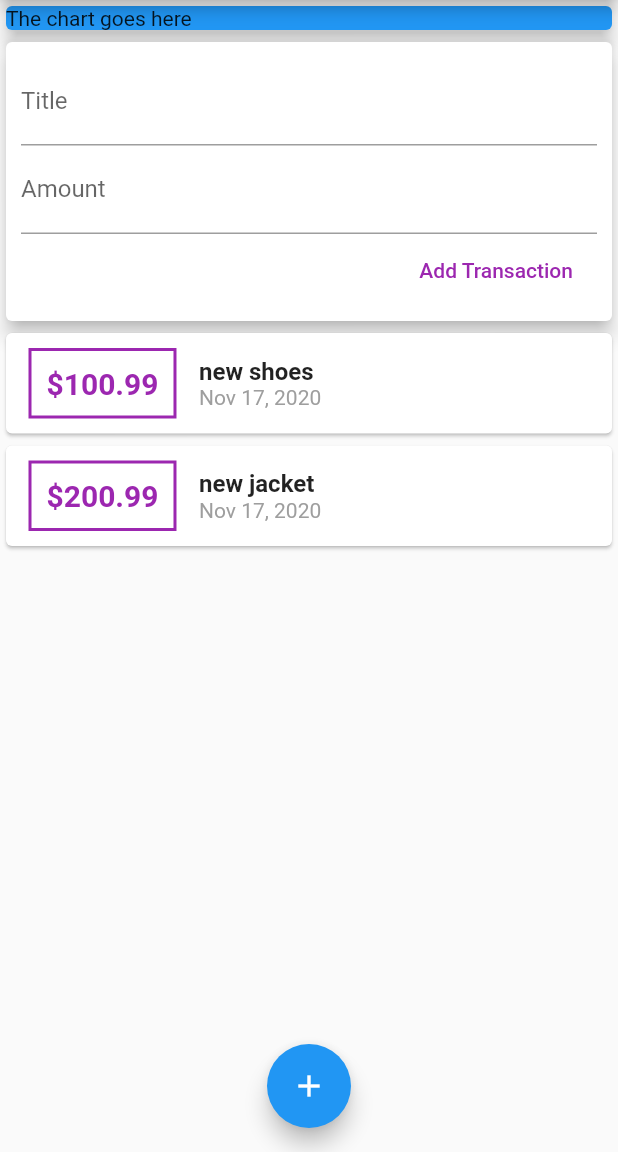
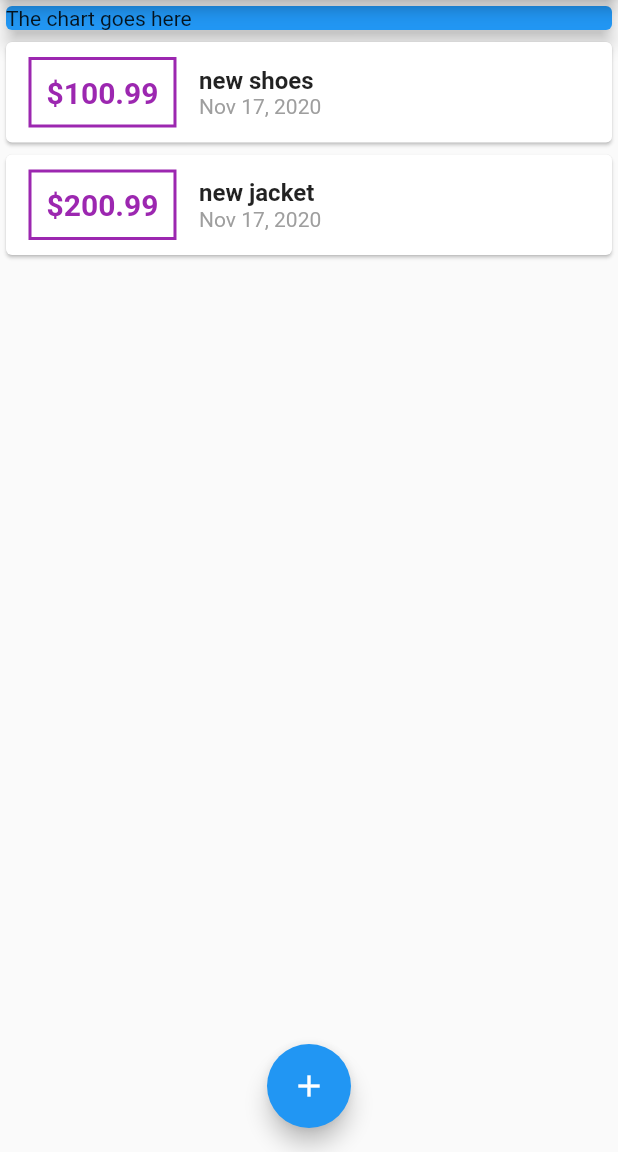
Before and after one commit to RahatIbnRafiq/FlutterProjects, a Flutter app: the screen it shows after launch, on a phone screen of 412 x 824 dp, the part 84-1236 px from its top. Run offline on Flutter 3.47's test engine with Material 2 defaults, Android fonts, the light colour scheme and no system bars.

Commit message:
getting rid of user_transactions.dart

```diff
--- a/personal_expense/lib/main.dart
+++ b/personal_expense/lib/main.dart
@@ -1,7 +1,8 @@
 import 'package:flutter/material.dart';
+
 import 'package:personal_expense/widgets/new_transaction.dart';
-
-import './widgets/user_transactions.dart';
+import 'package:personal_expense/widgets/transaction_list.dart';
+import 'models/transaction.dart';
 
 void main() {
   runApp(MyApp());
@@ -17,16 +18,41 @@ class MyApp extends StatelessWidget {
   }
 }
 
-class MyHomePage extends StatelessWidget {
+class MyHomePage extends StatefulWidget {
+  @override
+  _MyHomePageState createState() => _MyHomePageState();
+}
+
+class _MyHomePageState extends State<MyHomePage> {
   final titleController = TextEditingController();
+
   final amountController = TextEditingController();
-  //String titleInput;
-  //String amountInput;
 
-  void startAddNewTransaction(BuildContext ctx) {
-    showModalBottomSheet(context: ctx, builder: (_) {
-      return NewTransaction(addTransaction)
-    },);
+  final List<Transaction> _userTransactions = [
+    Transaction(
+        id: 't1', title: 'new shoes', amount: 100.99, date: DateTime.now()),
+    Transaction(
+        id: 't2', title: 'new jacket', amount: 200.99, date: DateTime.now())
+  ];
+
+  void _addNewTransaction(String titleTx, double amountTx) {
+    final newTx = Transaction(
+        id: DateTime.now().toString(),
+        title: titleTx,
+        amount: amountTx,
+        date: DateTime.now());
+    setState(() {
+      _userTransactions.add(newTx);
+    });
+  }
+
+  void _startAddNewTransaction(BuildContext ctx) {
+    showModalBottomSheet(
+      context: ctx,
+      builder: (_) {
+        return NewTransaction(_addNewTransaction);
+      },
+    );
   }
 
   @override
@@ -35,7 +61,10 @@ class MyHomePage extends StatelessWidget {
       appBar: AppBar(
         title: Text("Personal Expense"),
         actions: [
-          IconButton(icon: Icon(Icons.add), onPressed: () {}),
+          IconButton(
+            icon: Icon(Icons.add),
+            onPressed: () => _startAddNewTransaction(context),
+          ),
         ],
       ),
       body: SingleChildScrollView(
@@ -49,14 +78,14 @@ class MyHomePage extends StatelessWidget {
                   width: double.infinity, child: Text("The chart goes here")),
               elevation: 5,
             ),
-            UserTransactions(),
+            TransactionList(_userTransactions),
           ],
         ),
       ),
       floatingActionButtonLocation: FloatingActionButtonLocation.centerFloat,
       floatingActionButton: FloatingActionButton(
         child: Icon(Icons.add),
-        onPressed: () {},
+        onPressed: () => _startAddNewTransaction(context),
       ),
     );
   }
--- a/personal_expense/lib/widgets/user_transactions.dart
+++ /dev/null
@@ -1,40 +0,0 @@
-import 'package:flutter/material.dart';
-
-import '../widgets/transaction_list.dart';
-import '../widgets/new_transaction.dart';
-import '../models/transaction.dart';
-
-class UserTransactions extends StatefulWidget {
-  @override
-  _UserTransactionsState createState() => _UserTransactionsState();
-}
-
-class _UserTransactionsState extends State<UserTransactions> {
-  final List<Transaction> _userTransactions = [
-    Transaction(
-        id: 't1', title: 'new shoes', amount: 100.99, date: DateTime.now()),
-    Transaction(
-        id: 't2', title: 'new jacket', amount: 200.99, date: DateTime.now())
-  ];
-
-  void _addNewTransaction(String titleTx, double amountTx) {
-    final newTx = Transaction(
-        id: DateTime.now().toString(),
-        title: titleTx,
-        amount: amountTx,
-        date: DateTime.now());
-    setState(() {
-      _userTransactions.add(newTx);
-    });
-  }
-
-  @override
-  Widget build(BuildContext context) {
-    return Column(
-      children: [
-        NewTransaction(_addNewTransaction),
-        TransactionList(_userTransactions),
-      ],
-    );
-  }
-}
```
